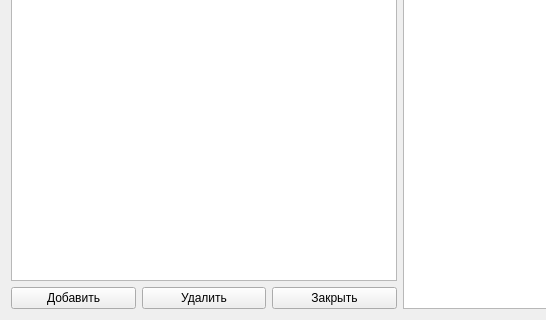
First picture: the form in widget.ui, repository understanding12/project_library_0, before the edit; both pictures show x 0 to 546 and y 280 to 600 of the 800 by 600 pixel window.
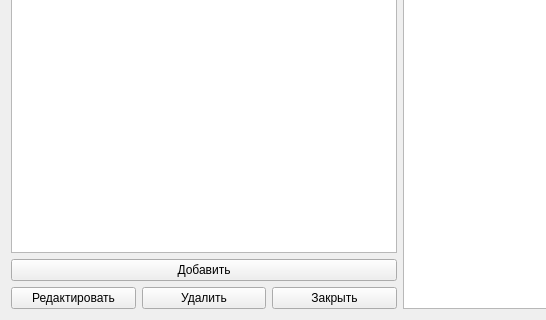
Second picture: the form after the edit.

Patch:
```diff
--- a/widget.ui
+++ b/widget.ui
@@ -25,12 +25,19 @@
        </column>
       </widget>
      </item>
+     <item>
+      <widget class="QPushButton" name="addBook">
+       <property name="text">
+        <string>Добавить</string>
+       </property>
+      </widget>
+     </item>
      <item>
       <layout class="QHBoxLayout" name="horizontalLayout">
        <item>
-        <widget class="QPushButton" name="addBook">
+        <widget class="QPushButton" name="correctBook">
          <property name="text">
-          <string>Добавить</string>
+          <string>Редактировать</string>
          </property>
         </widget>
        </item>
```
